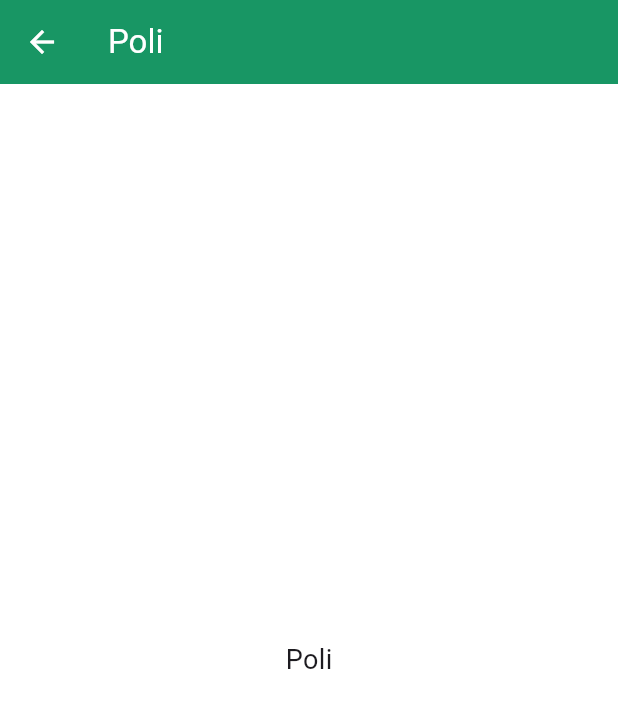
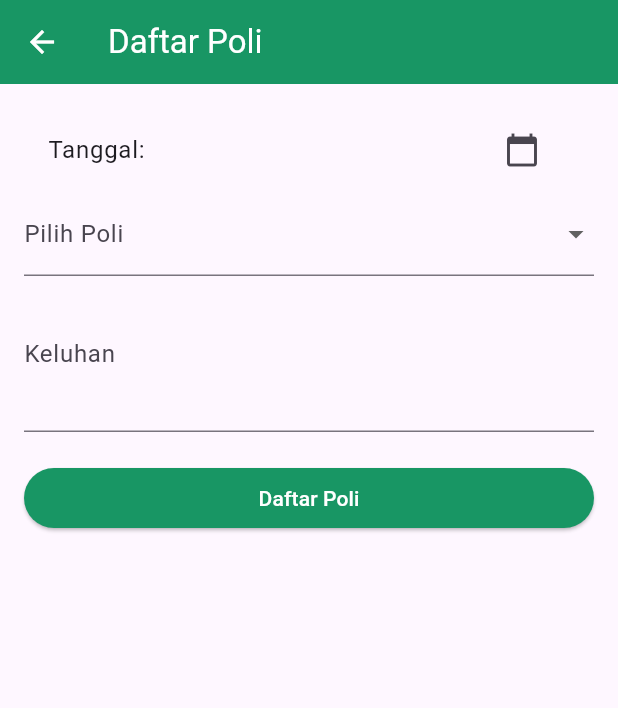
Before and after one commit to handi233/apam, a Flutter app: the DaftarPage screen opened directly, on a phone screen of 412 x 824 dp. Shown: the top 708 px of the screen. Run offline on Flutter 3.47's test engine with Material 3 defaults, Android fonts, the phone set to English and light mode, and no system bars; our stand-ins replace animate_do, carousel_slider, shared_preferences; accounts and stored records are empty; network calls fail.

Commit message:
update now

```diff
--- a/lib/poli.dart
+++ b/lib/poli.dart
@@ -1,18 +1,157 @@
 import 'package:flutter/material.dart';
+import 'package:http/http.dart' as http;
+import 'dart:convert';
+import 'package:shared_preferences/shared_preferences.dart';
 
-class DaftarPage extends StatelessWidget {
+class DaftarPage extends StatefulWidget {
   const DaftarPage({Key? key}) : super(key: key);
+
+  @override
+  State<DaftarPage> createState() => _DaftarPageState();
+}
+
+class _DaftarPageState extends State<DaftarPage> {
+  final _formKey = GlobalKey<FormState>();
+  final TextEditingController _keluhanController = TextEditingController();
+  String? _selectedPoli;
+  DateTime _selectedDate = DateTime.now();
+  int? _usersId;
+
+  final List<String> _poliOptions = [
+    "Poli Umum",
+    "Poli Gigi",
+    "Poli Anak",
+    "Poli Kandungan",
+  ];
+
+  @override
+  void initState() {
+    super.initState();
+    _loadUserId();
+  }
+
+  Future<void> _loadUserId() async {
+    final prefs = await SharedPreferences.getInstance();
+    final id = prefs.getInt('id_users');
+    print('Loaded id_users from SharedPreferences: $id'); // Debug
+    setState(() {
+      _usersId = id ?? 1;
+    });
+  }
+
+  Future<void> _submitForm() async {
+    if (_usersId == null || _usersId == 0) {
+      ScaffoldMessenger.of(
+        context,
+      ).showSnackBar(const SnackBar(content: Text("User ID tidak valid")));
+      return;
+    }
+
+    if (!_formKey.currentState!.validate() || _selectedPoli == null) return;
+
+    try {
+      final response = await http.post(
+        Uri.parse("http://192.168.1.6/apiapam/daftar_poli.php"),
+        headers: {"Content-Type": "application/json"},
+        body: jsonEncode({
+          "users_id": _usersId ?? 1,
+          "tgl_daftar": _selectedDate.toIso8601String().split("T")[0],
+          "poli_tujuan": _selectedPoli ?? "",
+          "keluhan": _keluhanController.text.trim(),
+        }),
+      );
+
+      print('Response status: ${response.statusCode}');
+      print('Response body: ${response.body}');
+
+      final result = jsonDecode(response.body);
+      ScaffoldMessenger.of(context).showSnackBar(
+        SnackBar(content: Text(result['message'] ?? 'Tidak ada message')),
+      );
+    } catch (e) {
+      print('HTTP or JSON error: $e');
+      ScaffoldMessenger.of(context).showSnackBar(
+        const SnackBar(content: Text('Terjadi error, cek console')),
+      );
+    }
+  }
+
+  Future<void> _selectDate(BuildContext context) async {
+    final picked = await showDatePicker(
+      context: context,
+      initialDate: _selectedDate,
+      firstDate: DateTime.now(),
+      lastDate: DateTime(2100),
+    );
+    if (picked != null && picked != _selectedDate) {
+      setState(() {
+        _selectedDate = picked;
+      });
+    }
+  }
 
   @override
   Widget build(BuildContext context) {
     return Scaffold(
       appBar: AppBar(
-        title: const Text("Poli"),
+        title: const Text("Daftar Poli"),
         backgroundColor: const Color.fromARGB(255, 24, 150, 100),
         foregroundColor: Colors.white,
       ),
-      body: const Center(child: Text("Poli", style: TextStyle(fontSize: 18))),
-      backgroundColor: Colors.white,
+      body: Padding(
+        padding: const EdgeInsets.all(16),
+        child: Form(
+          key: _formKey,
+          child: ListView(
+            children: [
+              ListTile(
+                title: Text(
+                  "Tanggal: ${_selectedDate.toLocal()}".split(' ')[0],
+                ),
+                trailing: IconButton(
+                  icon: const Icon(Icons.calendar_today),
+                  onPressed: () => _selectDate(context),
+                ),
+              ),
+              DropdownButtonFormField<String>(
+                decoration: const InputDecoration(labelText: "Pilih Poli"),
+                value: _selectedPoli,
+                items: _poliOptions
+                    .map(
+                      (poli) =>
+                          DropdownMenuItem(value: poli, child: Text(poli)),
+                    )
+                    .toList(),
+                onChanged: (value) {
+                  setState(() {
+                    _selectedPoli = value;
+                  });
+                },
+                validator: (value) =>
+                    value == null ? "Pilih poli terlebih dahulu" : null,
+              ),
+              TextFormField(
+                controller: _keluhanController,
+                decoration: const InputDecoration(labelText: "Keluhan"),
+                maxLines: 3,
+                validator: (value) =>
+                    value!.isEmpty ? "Keluhan tidak boleh kosong" : null,
+              ),
+              const SizedBox(height: 20),
+              ElevatedButton(
+                onPressed: (_usersId != null) ? _submitForm : null,
+                style: ElevatedButton.styleFrom(
+                  backgroundColor: (_usersId != null)
+                      ? const Color.fromARGB(255, 24, 150, 100)
+                      : Colors.grey, // disable warna abu-abu
+                  foregroundColor: Colors.white,
+                ),
+                child: const Text("Daftar Poli"),
+              ),
+            ],
+          ),
+        ),
+      ),
     );
   }
 }
--- a/pubspec.yaml
+++ b/pubspec.yaml
@@ -34,6 +34,7 @@ dependencies:
 
 
 
+
   # The following adds the Cupertino Icons font to your application.
   # Use with the CupertinoIcons class for iOS style icons.
   animate_do: ^3.1.2
@@ -41,6 +42,9 @@ dependencies:
   flutter_native_splash: ^2.4.7
   http: ^1.5.0
   carousel_slider: ^5.1.1
+  shared_preferences: ^2.1.1
+
+
 
 dev_dependencies:
   flutter_test:
```
Also changed, not shown: lib/home.dart (+39 -3 lines), pubspec.lock, 5 other files.
